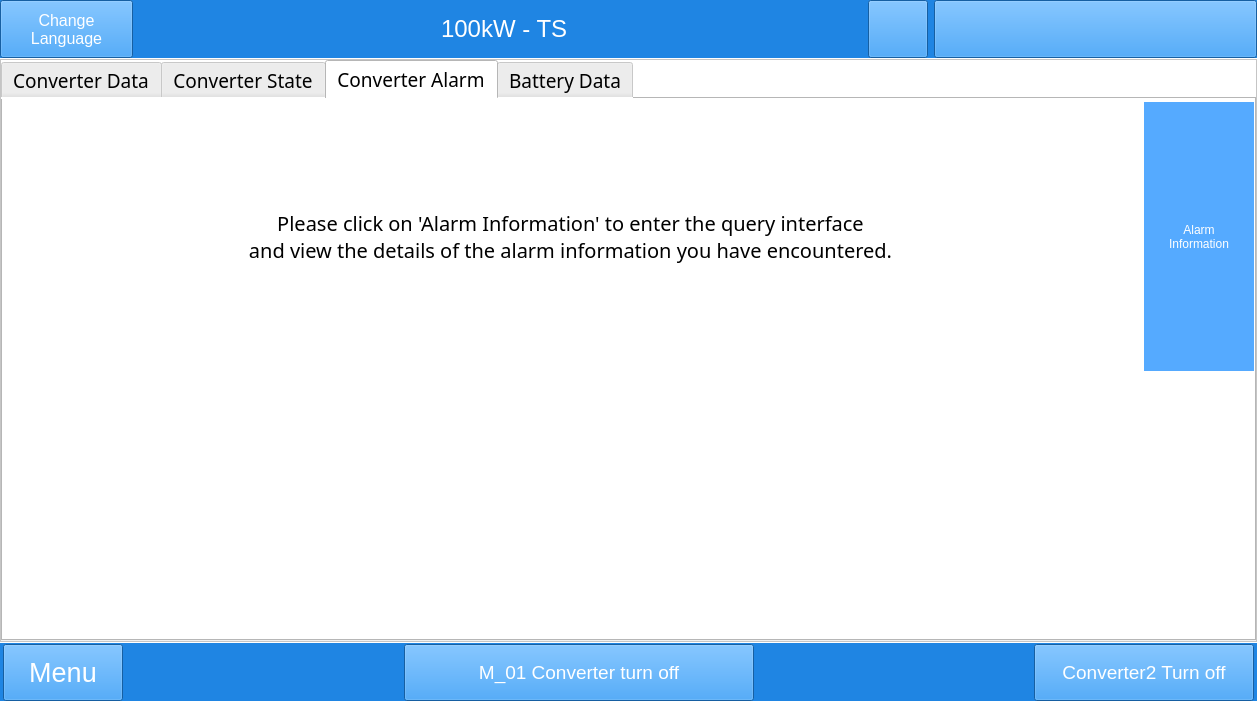
This is mywidget.ui in megarevolpr/MWin as Qt 5 draws it before an edit. The edited form follows.
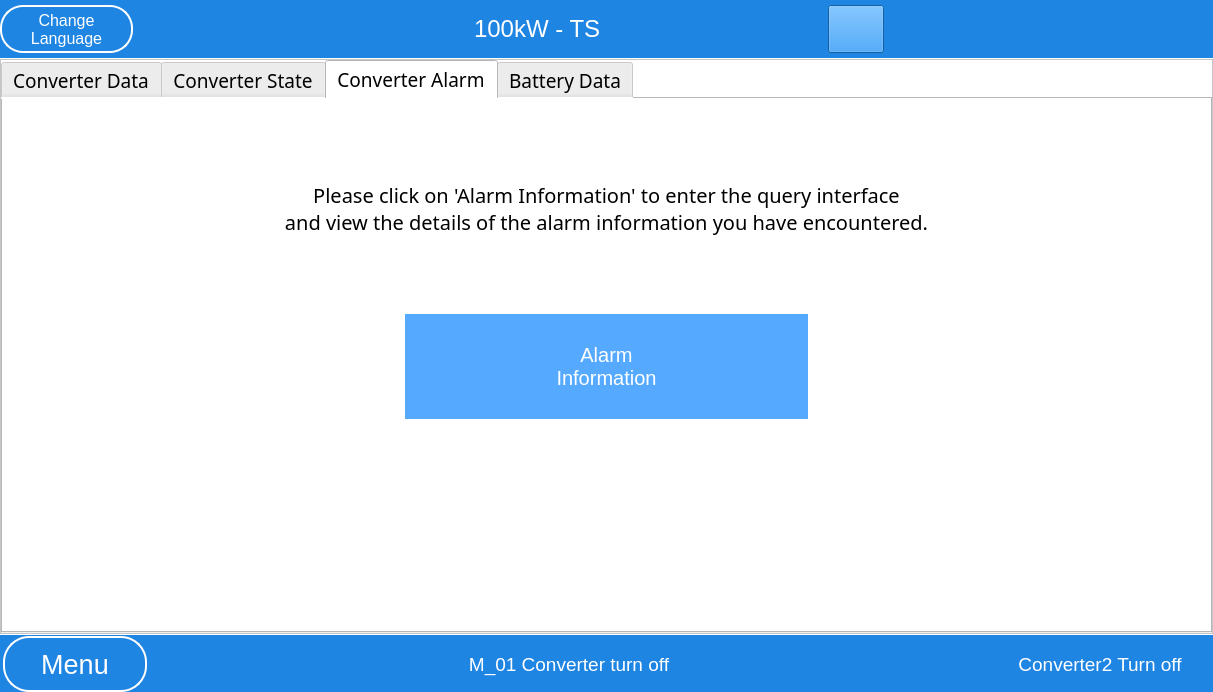
This is the edited form. The open tabs and pages were chosen to show the change. Icons and pictures are not drawn.

Patch:
```diff
--- a/mywidget.ui
+++ b/mywidget.ui
@@ -9,8 +9,8 @@
    <rect>
     <x>0</x>
     <y>0</y>
-    <width>1257</width>
-    <height>701</height>
+    <width>1213</width>
+    <height>692</height>
    </rect>
   </property>
   <property name="sizePolicy">
@@ -2563,7 +2563,13 @@
              <number>0</number>
             </property>
             <item>
-             <layout class="QHBoxLayout" name="horizontalLayout_48" stretch="2,5,4,4,1,5">
+             <layout class="QHBoxLayout" name="horizontalLayout_48" stretch="2,6,4,3,1,5">
+              <property name="topMargin">
+               <number>5</number>
+              </property>
+              <property name="bottomMargin">
+               <number>5</number>
+              </property>
               <item>
                <widget class="QPushButton" name="ChangeLanguage_btn">
                 <property name="sizePolicy">
@@ -2575,7 +2581,7 @@
                 <property name="minimumSize">
                  <size>
                   <width>133</width>
-                  <height>48</height>
+                  <height>45</height>
                  </size>
                 </property>
                 <property name="maximumSize">
@@ -2590,7 +2596,9 @@
                  </font>
                 </property>
                 <property name="styleSheet">
-                 <string notr="true">color: rgb(255, 255, 255);</string>
+                 <string notr="true">color: rgb(255, 255, 255);
+border:2px solid rgb(255, 255, 255);
+border-radius:23px;</string>
                 </property>
                 <property name="text">
                  <string>Change
@@ -2625,7 +2633,7 @@
                 <property name="minimumSize">
                  <size>
                   <width>180</width>
-                  <height>48</height>
+                  <height>45</height>
                  </size>
                 </property>
                 <property name="font">
@@ -2711,7 +2719,7 @@
                 <property name="minimumSize">
                  <size>
                   <width>323</width>
-                  <height>48</height>
+                  <height>45</height>
                  </size>
                 </property>
                 <property name="font">
@@ -2723,7 +2731,7 @@
                  <cursorShape>ArrowCursor</cursorShape>
                 </property>
                 <property name="styleSheet">
-                 <string notr="true">color: rgb(255, 255, 255);</string>
+                 <string notr="true">color: rgb(255, 255, 255);border:2px solid rgb(31, 133, 227);</string>
                 </property>
                 <property name="text">
                  <string/>
@@ -5868,10 +5876,11 @@
                  <property name="spacing">
                   <number>0</number>
                  </property>
-                 <item row="0" column="0">
-                  <layout class="QVBoxLayout" name="verticalLayout_6">
-                   <item>
-                    <layout class="QHBoxLayout" name="horizontalLayout_30">
+                 <item row="1" column="0">
+                  <layout class="QVBoxLayout" name="verticalLayout_6" stretch="2,1,2">
+                   <property name="spacing">
+                    <number>0</number>
+                   </property>
                      <item>
                       <widget class="QLabel" name="label_34">
                        <property name="font">
@@ -5890,6 +5899,21 @@
                       </widget>
                      </item>
                      <item>
+                    <layout class="QHBoxLayout" name="horizontalLayout_30">
+                     <item>
+                      <spacer name="horizontalSpacer_30">
+                       <property name="orientation">
+                        <enum>Qt::Horizontal</enum>
+                       </property>
+                       <property name="sizeHint" stdset="0">
+                        <size>
+                         <width>40</width>
+                         <height>20</height>
+                        </size>
+                       </property>
+                      </spacer>
+                     </item>
+                     <item>
                       <widget class="QPushButton" name="search_btn">
                        <property name="sizePolicy">
                         <sizepolicy hsizetype="Expanding" vsizetype="Expanding">
@@ -5903,11 +5927,10 @@
                          <height>0</height>
                         </size>
                        </property>
-                       <property name="maximumSize">
-                        <size>
-                         <width>110</width>
-                         <height>16777215</height>
-                        </size>
+                       <property name="font">
+                        <font>
+                         <pointsize>15</pointsize>
+                        </font>
                        </property>
                        <property name="styleSheet">
                         <string notr="true">QPushButton:checked {
@@ -5936,6 +5959,19 @@
                        </property>
                       </widget>
                      </item>
+                     <item>
+                      <spacer name="horizontalSpacer_31">
+                       <property name="orientation">
+                        <enum>Qt::Horizontal</enum>
+                       </property>
+                       <property name="sizeHint" stdset="0">
+                        <size>
+                         <width>40</width>
+                         <height>20</height>
+                        </size>
+                       </property>
+                      </spacer>
+                     </item>
                     </layout>
                    </item>
                    <item>
@@ -10489,16 +10525,22 @@
              <number>0</number>
             </property>
             <item>
-             <layout class="QHBoxLayout" name="horizontalLayout_17" stretch="2,5,4,5,4">
+             <layout class="QHBoxLayout" name="horizontalLayout_17" stretch="3,5,4,5,4">
               <property name="spacing">
                <number>6</number>
               </property>
               <property name="leftMargin">
                <number>3</number>
               </property>
+              <property name="topMargin">
+               <number>0</number>
+              </property>
               <property name="rightMargin">
                <number>3</number>
               </property>
+              <property name="bottomMargin">
+               <number>0</number>
+              </property>
               <item>
                <widget class="QPushButton" name="UI_MenuBtn">
                 <property name="sizePolicy">
@@ -10520,7 +10562,8 @@
                 </property>
                 <property name="styleSheet">
                  <string notr="true">color: rgb(255, 255, 255);
-</string>
+border:2px solid rgb(255, 255, 255);
+border-radius:26px;</string>
                 </property>
                 <property name="text">
                  <string>Menu</string>
@@ -10563,7 +10606,7 @@
                  </font>
                 </property>
                 <property name="styleSheet">
-                 <string notr="true">color: rgb(255, 255, 255);</string>
+                 <string notr="true">color: rgb(255, 255, 255);border:2px solid rgb(31, 133, 227);</string>
                 </property>
                 <property name="text">
                  <string>M_01 Converter turn off</string>
@@ -10606,7 +10649,7 @@
                  </font>
                 </property>
                 <property name="styleSheet">
-                 <string notr="true">color: rgb(255, 255, 255);</string>
+                 <string notr="true">color: rgb(255, 255, 255);border:2px solid rgb(31, 133, 227);</string>
                 </property>
                 <property name="text">
                  <string>Converter2 Turn off</string>
```
Left out of the diff: 68 changed lines with no effect on the pictures. Lines whose indentation alone changed are shown as unchanged.
